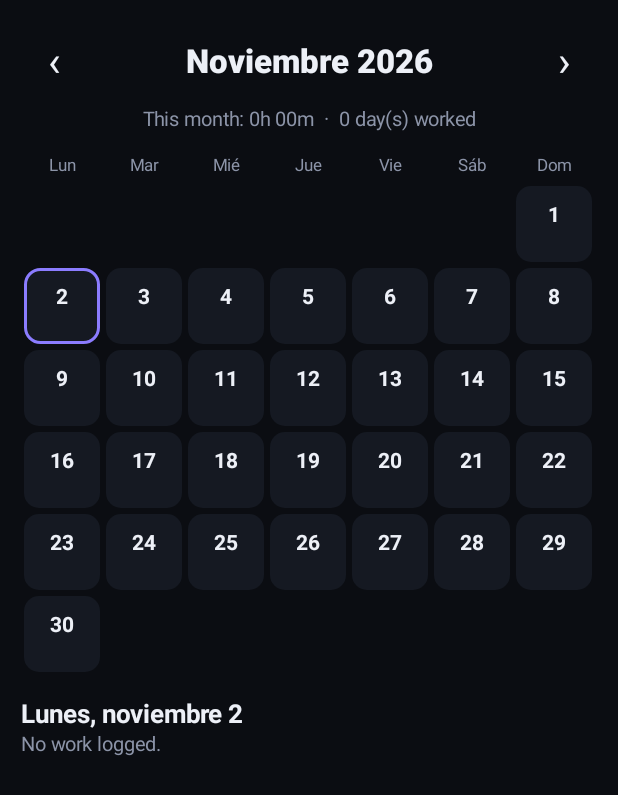
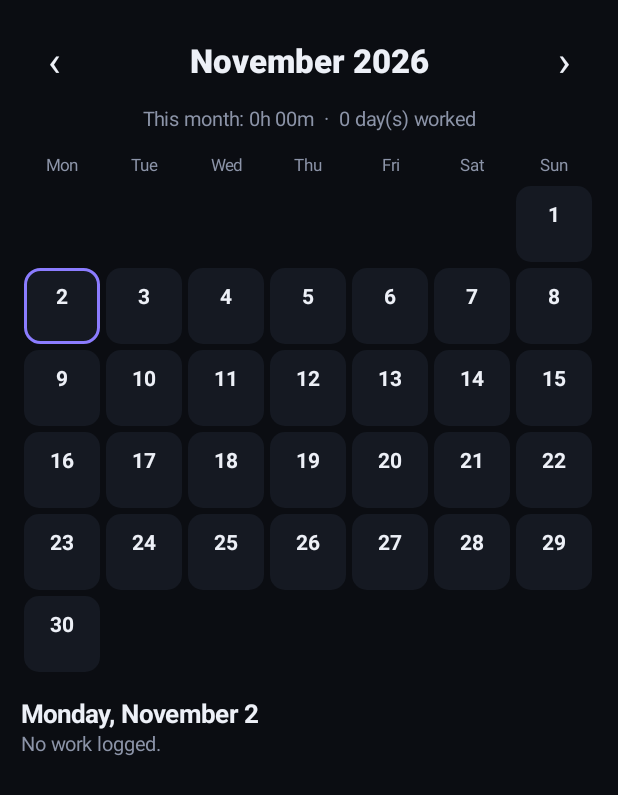
Before and after one commit to Brody5xx/Teclado, an Android app: the MonthActivity screen opened directly, with no data from a screen before it, on a phone screen of 412 x 824 dp. Shown: the top 795 px of the screen. Run offline under Robolectric (Android 15) with nearby library versions, the phone set to English and light mode, and no system bars; network calls fail; 4 statements that could not run were skipped.

```diff
--- a/app/build.gradle.kts
+++ b/app/build.gradle.kts
@@ -15,7 +15,7 @@ android {
         minSdk = 26
         targetSdk = 34
         versionCode = buildNumber
-        versionName = "12.4.3 (build $buildNumber)"
+        versionName = "12.4.4 (build $buildNumber)"
         // Solo los procesadores de teléfonos reales: la app pesa menos
         ndk { abiFilters += listOf("arm64-v8a", "armeabi-v7a") }
     }
--- a/app/src/main/java/com/luisell/bestkeyboard/FindActivity.kt
+++ b/app/src/main/java/com/luisell/bestkeyboard/FindActivity.kt
@@ -82,13 +82,13 @@ class FindActivity : UiActivity() {
         setContentView(sv)
 
         // Todo lo que se puede buscar
-        for (t in WorkStore.tickets(prefs)) all.add(Hit("🗂️", tr("Ticket ", "Ticket ") + t.num + " · " + WorkStore.shortDate(t.time, L.english), t.text, t.time))
-        for (n in WorkStore.notes(prefs)) all.add(Hit("📒", tr("Libreta", "Notebook") + " · " + WorkStore.shortDate(n.time, L.english), n.text, n.time))
+        for (t in WorkStore.tickets(prefs)) all.add(Hit("🗂️", tr("Ticket ", "Ticket ") + t.num + " · " + WorkStore.shortDate(t.time, en), t.text, t.time))
+        for (n in WorkStore.notes(prefs)) all.add(Hit("📒", tr("Libreta", "Notebook") + " · " + WorkStore.shortDate(n.time, en), n.text, n.time))
         ClipStore.load(this) {
             runOnUiThread {
                 for (c in ClipStore.ordered()) {
                     val tx = c.text ?: continue
-                    all.add(Hit("📋", tr("Portapapeles", "Clipboard") + " · " + WorkStore.shortDate(c.time, L.english), tx, c.time))
+                    all.add(Hit("📋", tr("Portapapeles", "Clipboard") + " · " + WorkStore.shortDate(c.time, en), tx, c.time))
                 }
                 show(box.text.toString())
             }
--- a/app/src/main/java/com/luisell/bestkeyboard/MainActivity.kt
+++ b/app/src/main/java/com/luisell/bestkeyboard/MainActivity.kt
@@ -931,6 +931,8 @@ class MainActivity : UiActivity() {
 
     /** Novedades de cada versión (la primera es la más nueva). */
     private fun releaseNotes(): List<Pair<String, String>> = listOf(
+        "12.4.4" to tr("•  Arreglado: la app se cerraba al cambiar la hora con «🕐 Reloj». Ahora sale un reloj redondo moderno.\n•  El calendario (días, meses y resumen) sale completo en el idioma de la app.",
+            "•  Fixed: the app closed when changing the time with «🕐 Clock». Now a modern round clock shows up.\n•  The calendar (days, months and summary) is fully in the app's language."),
         "12.4.3" to tr("•  Botón «🕐 Ver y cambiar mis horas» en la app (Mi jornada).\n•  Tocar el aviso de Mi jornada abre tus horas de hoy para cambiarlas.",
             "•  «🕐 See and change my hours» button in the app (My workday).\n•  Tapping the My workday notification opens today's hours so you can change them."),
         "12.4.2" to tr("•  Salida automática más segura: espera unos minutos (5, 10, 15 o 20) antes de anotarla; si vuelves a entrar antes, no se anota.\n•  Los avisos de llegada y salida automáticas traen «🕐 Cambiar hora».\n•  En el Calendario, toca cualquier hora de un día para cambiarla, o ✕ para borrarla.",
--- a/app/src/main/java/com/luisell/bestkeyboard/MonthActivity.kt
+++ b/app/src/main/java/com/luisell/bestkeyboard/MonthActivity.kt
@@ -72,7 +72,7 @@ class MonthActivity : UiActivity() {
         // Nombres de los días (lunes primero)
         val names = GridLayout(this).apply { columnCount = 7 }
         val cell = (resources.displayMetrics.widthPixels - dp(28)) / 7
-        val dn = if (L.english) listOf("Mon", "Tue", "Wed", "Thu", "Fri", "Sat", "Sun") else listOf("Lun", "Mar", "Mié", "Jue", "Vie", "Sáb", "Dom")
+        val dn = if (en) listOf("Mon", "Tue", "Wed", "Thu", "Fri", "Sat", "Sun") else listOf("Lun", "Mar", "Mié", "Jue", "Vie", "Sáb", "Dom")
         for (n in dn) names.addView(TextView(this).apply { text = n; textSize = 11f; setTextColor(SUB); gravity = Gravity.CENTER },
             GridLayout.LayoutParams().apply { width = cell; height = dp(24) })
         root.addView(names, LinearLayout.LayoutParams(-2, -2).apply { topMargin = dp(10) })
@@ -91,7 +91,7 @@ class MonthActivity : UiActivity() {
     }
 
     private fun paint() {
-        title.text = SimpleDateFormat("MMMM yyyy", if (L.english) Locale.US else Locale("es")).format(month.time).replaceFirstChar { it.uppercase() }
+        title.text = SimpleDateFormat("MMMM yyyy", if (en) Locale.US else Locale("es")).format(month.time).replaceFirstChar { it.uppercase() }
         grid.removeAllViews()
         val cell = (resources.displayMetrics.widthPixels - dp(28)) / 7
         val byDay = WorkDay.byDay(prefs).toMap()
@@ -154,7 +154,7 @@ class MonthActivity : UiActivity() {
         }
         val ev = byDay[chosen] ?: emptyList()
         val head = TextView(this).apply {
-            text = SimpleDateFormat("EEEE, MMMM d", if (L.english) Locale.US else Locale("es")).format(chosen).replaceFirstChar { it.uppercase() }
+            text = SimpleDateFormat("EEEE, MMMM d", if (en) Locale.US else Locale("es")).format(chosen).replaceFirstChar { it.uppercase() }
             textSize = 17f; setTextColor(TEXT); setTypeface(typeface, Typeface.BOLD)
         }
         detail.addView(head)
@@ -190,7 +190,7 @@ class MonthActivity : UiActivity() {
         })
         val now = System.currentTimeMillis()
         detail.addView(TextView(this).apply {
-            text = WorkDay.text(ev, false).let { if (WorkStore.sameDay(chosen, now)) it else it }
+            text = WorkDay.text(ev, en).let { if (WorkStore.sameDay(chosen, now)) it else it }
             textSize = 14f; setTextColor(TEXT)
             setLineSpacing(0f, 1.25f)
             setPadding(dp(14), dp(12), dp(14), dp(12))
--- a/app/src/main/java/com/luisell/bestkeyboard/TicketPhotosActivity.kt
+++ b/app/src/main/java/com/luisell/bestkeyboard/TicketPhotosActivity.kt
@@ -122,7 +122,7 @@ class TicketPhotosActivity : UiActivity() {
 
     private fun showTicket() {
         val t = tickets[idx]
-        ticketTitle.text = tr("Ticket ", "Ticket ") + t.num + "  ·  " + WorkStore.shortDate(t.time, L.english)
+        ticketTitle.text = tr("Ticket ", "Ticket ") + t.num + "  ·  " + WorkStore.shortDate(t.time, en)
         ticketText.text = t.text
         selected.clear()
         loadPhotos()
--- a/app/src/main/java/com/luisell/bestkeyboard/WorkdayButtonsActivity.kt
+++ b/app/src/main/java/com/luisell/bestkeyboard/WorkdayButtonsActivity.kt
@@ -101,7 +101,7 @@ class WorkdayButtonsActivity : UiActivity() {
                 set(java.util.Calendar.HOUR_OF_DAY, m / 60); set(java.util.Calendar.MINUTE, m % 60) }.time) + tr("  (toca para cambiar)", "  (tap to change)")
         timeBtn = button(timeLabel(at)) {
             val cur = prefs.getInt(Prefs.NIGHT_TIME, 21 * 60)
-            android.app.TimePickerDialog(this, { _, h, m ->
+            android.app.TimePickerDialog(this, android.R.style.Theme_Material_Dialog, { _, h, m ->
                 prefs.edit().putInt(Prefs.NIGHT_TIME, h * 60 + m).apply()
                 timeBtn.text = timeLabel(h * 60 + m)
                 WorkdayCenter.refresh(this)
```
Also changed, not shown: app/src/main/java/com/luisell/bestkeyboard/TimeSetActivity.kt (+7 -2 lines).
